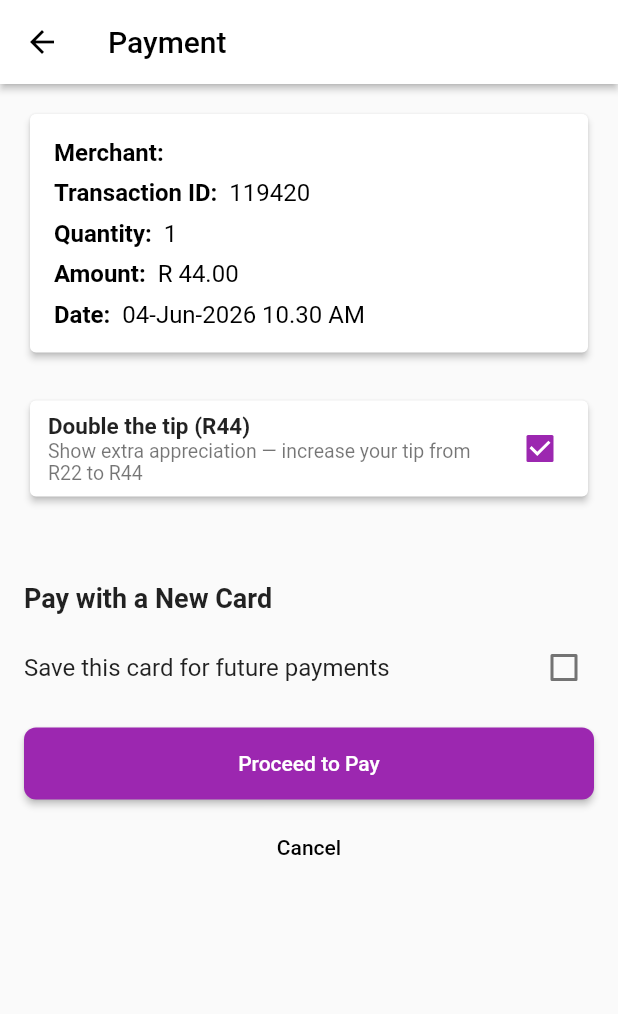
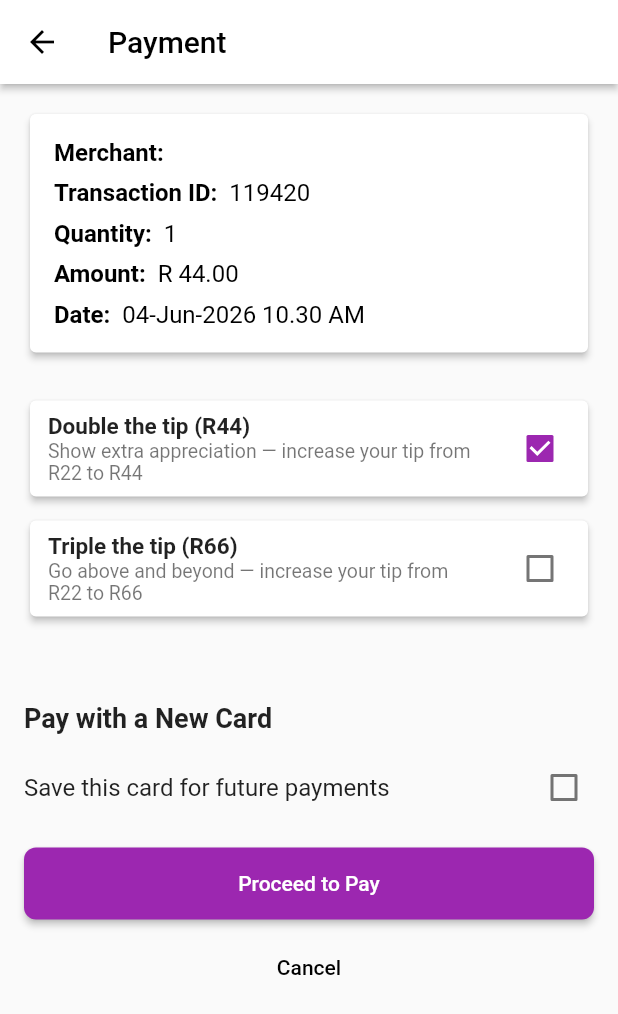
Before and after one commit to Prefect001/tapz, a Flutter app: the PaymentScreen screen opened directly, after a tap on "Double the tip (R44)", on a phone screen of 412 x 824 dp. Shown: the top 1014 px of the screen. Run offline on Flutter 3.47's test engine with Material 3 defaults, Android fonts, the phone set to English and light mode, and no system bars; our stand-ins replace cached_network_image, carousel_slider, cloud_firestore, cloud_functions, connectivity_plus, firebase_auth and 7 more; missing offline and left inert: flutter_inappwebview, mobile_scanner; accounts and stored records are empty.

Commit message:
App Store update

```diff
--- a/lib/screens/cart_screen.dart
+++ b/lib/screens/cart_screen.dart
@@ -281,7 +281,7 @@ class _CartScreenState extends State<CartScreen> {
                           const Padding(
                             padding: EdgeInsets.symmetric(horizontal: 32),
                             child: Text(
-                              "Scan a guard's QR code to start tipping",
+                              "Scan the QR code to start tipping",
                               textAlign: TextAlign.center,
                               style: TextStyle(fontSize: 16),
                             ),
@@ -298,7 +298,7 @@ class _CartScreenState extends State<CartScreen> {
                               );
                               if (result != null) setState(() {});
                             },
-                            child: const Text("Scan Guard's QR Code"),
+                            child: const Text("Scan QR Code"),
                           ),
                         ],
                       )
--- a/lib/screens/login_screen.dart
+++ b/lib/screens/login_screen.dart
@@ -181,7 +181,7 @@ class _LoginScreenState extends State<LoginScreen> {
                   ),
                   const SizedBox(height: 8),
                   Text(
-                    'Tip parking attendants with ease',
+                    'Tip service workers with ease',
                     style: TextStyle(fontSize: 16, color: Colors.grey[600]),
                   ),
                   const SizedBox(height: 60),
--- a/lib/screens/payment_screen.dart
+++ b/lib/screens/payment_screen.dart
@@ -33,6 +33,7 @@ class _PaymentScreenState extends State<PaymentScreen> {
   bool _isLoading = false;
   bool _saveCard = false;
   bool _doubleTheTip = false;
+  bool _tripleTheTip = false;
   bool _tokenizationRequested = false;
   int _initialCardCount = 0;
   bool _isCheckingCards = false;
@@ -55,8 +56,11 @@ class _PaymentScreenState extends State<PaymentScreen> {
 
   String? get _uid => FirebaseAuth.instance.currentUser?.uid;
 
-  String get _effectiveTipAmountString =>
-      _doubleTheTip ? Constants.doubleTipAmountString : Constants.tipAmountString;
+  String get _effectiveTipAmountString {
+    if (_tripleTheTip) return Constants.tripleTipAmountString;
+    if (_doubleTheTip) return Constants.doubleTipAmountString;
+    return Constants.tipAmountString;
+  }
 
   // ── mirrors checkForSavedCards() ──────────────────────────────────────────
 
@@ -373,8 +377,35 @@ class _PaymentScreenState extends State<PaymentScreen> {
                       style: TextStyle(fontSize: 13),
                     ),
                     value: _doubleTheTip,
-                    onChanged: (v) =>
-                        setState(() => _doubleTheTip = v ?? false),
+                    onChanged: (v) => setState(() {
+                      _doubleTheTip = v ?? false;
+                      if (_doubleTheTip) _tripleTheTip = false;
+                    }),
+                    activeColor: Colors.purple,
+                    contentPadding: const EdgeInsets.symmetric(
+                        horizontal: 12, vertical: 4),
+                  ),
+                ),
+                const SizedBox(height: 8),
+
+                // ── Triple the Tip ───────────────────────────────────────
+                Card(
+                  elevation: 2,
+                  child: CheckboxListTile(
+                    title: const Text(
+                      'Triple the tip (R66)',
+                      style: TextStyle(
+                          fontSize: 15, fontWeight: FontWeight.w600),
+                    ),
+                    subtitle: const Text(
+                      'Go above and beyond — increase your tip from R22 to R66',
+                      style: TextStyle(fontSize: 13),
+                    ),
+                    value: _tripleTheTip,
+                    onChanged: (v) => setState(() {
+                      _tripleTheTip = v ?? false;
+                      if (_tripleTheTip) _doubleTheTip = false;
+                    }),
                     activeColor: Colors.purple,
                     contentPadding: const EdgeInsets.symmetric(
                         horizontal: 12, vertical: 4),
--- a/lib/screens/search_store_screen.dart
+++ b/lib/screens/search_store_screen.dart
@@ -76,7 +76,7 @@ class _SearchStoreScreenState extends State<SearchStoreScreen> {
           child: TextField(
             controller: _searchCtrl,
             decoration: InputDecoration(
-              hintText: 'Search car guard',
+              hintText: 'Search',
               prefixIcon: const Icon(Icons.search),
               border: OutlineInputBorder(
                   borderRadius: BorderRadius.circular(8)),
@@ -92,7 +92,7 @@ class _SearchStoreScreenState extends State<SearchStoreScreen> {
         else if (_filteredStores.isEmpty)
           const Expanded(
             child: Center(
-              child: Text('No car guards available',
+              child: Text('No service workers available',
                   style: TextStyle(fontSize: 16)),
             ),
           )
--- a/lib/utils/constants.dart
+++ b/lib/utils/constants.dart
@@ -53,4 +53,6 @@ class Constants {
   static const String tipAmountString = '22.00';
   static const double doubleTipAmount = 44.00;
   static const String doubleTipAmountString = '44.00';
+  static const double tripleTipAmount = 66.00;
+  static const String tripleTipAmountString = '66.00';
 }
--- a/pubspec.yaml
+++ b/pubspec.yaml
@@ -3,7 +3,7 @@ description: "A Flutter app for ScanPay functionality with QR code scanning and
 
 publish_to: 'none'
 
-version: 1.0.0+4
+version: 1.0.0+5
 
 environment:
   sdk: '>=3.7.2 <4.0.0'
```
